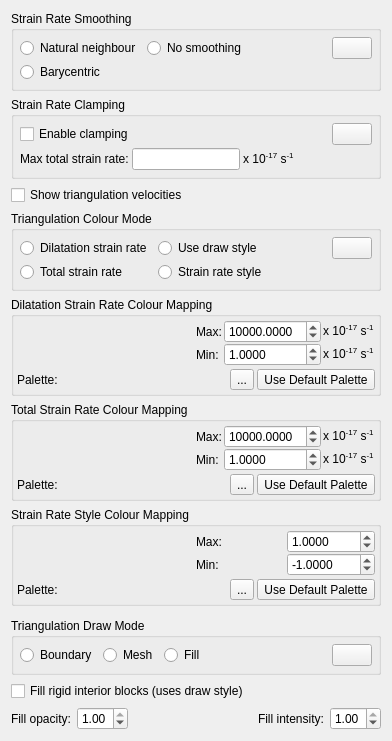
Qt form src/qt-widgets/TopologyNetworkResolverLayerOptionsWidgetUi.ui (GPlates/GPlates) before a commit.
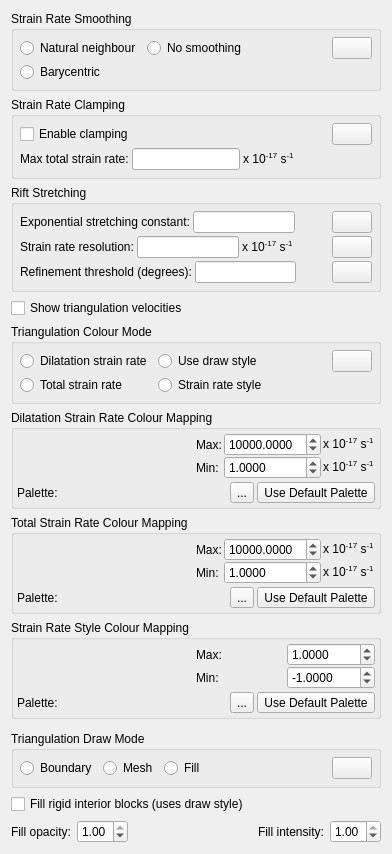
The same form after that commit. Icons and pictures are not drawn.

Commit message: (trunk) Replaced source:/gplates/trunk using source:/gplates/branches/rift-extension-2019-mar-09@19138 incorporating log:/gplates/branches/rift-extension-2019-mar-09@19033:19138

The edit to the form file:
```diff
--- a/src/qt-widgets/TopologyNetworkResolverLayerOptionsWidgetUi.ui
+++ b/src/qt-widgets/TopologyNetworkResolverLayerOptionsWidgetUi.ui
@@ -7,13 +7,13 @@
     <x>0</x>
     <y>0</y>
     <width>392</width>
-    <height>695</height>
+    <height>818</height>
    </rect>
   </property>
   <property name="windowTitle">
    <string>Layers</string>
   </property>
-  <layout class="QVBoxLayout" name="verticalLayout_6">
+  <layout class="QVBoxLayout" name="verticalLayout_7">
    <item>
     <widget class="QGroupBox" name="strain_rate_smoothing_group_box">
      <property name="title">
@@ -172,6 +172,166 @@
      </layout>
     </widget>
    </item>
+   <item>
+    <widget class="QGroupBox" name="rift_stretching_group_box">
+     <property name="title">
+      <string>Rift Stretching</string>
+     </property>
+     <layout class="QVBoxLayout" name="verticalLayout_6">
+      <property name="spacing">
+       <number>3</number>
+      </property>
+      <property name="margin">
+       <number>6</number>
+      </property>
+      <item>
+       <widget class="QWidget" name="rift_exponential_stretching_constant_widget" native="true">
+        <layout class="QHBoxLayout" name="horizontalLayout_13">
+         <property name="spacing">
+          <number>3</number>
+         </property>
+         <property name="margin">
+          <number>0</number>
+         </property>
+         <item>
+          <widget class="QLabel" name="label_15">
+           <property name="text">
+            <string>Exponential stretching constant:</string>
+           </property>
+          </widget>
+         </item>
+         <item>
+          <widget class="QLineEdit" name="rift_exponential_stretching_constant_line_edit"/>
+         </item>
+         <item>
+          <spacer name="horizontalSpacer_8">
+           <property name="orientation">
+            <enum>Qt::Horizontal</enum>
+           </property>
+           <property name="sizeHint" stdset="0">
+            <size>
+             <width>40</width>
+             <height>20</height>
+            </size>
+           </property>
+          </spacer>
+         </item>
+         <item>
+          <widget class="QPushButton" name="push_button_help_rift_exponential_stretching_constant">
+           <property name="text">
+            <string/>
+           </property>
+           <property name="icon">
+            <iconset resource="../qt-resources/qt_widgets.qrc">
+             <normaloff>:/human_help_browser_16.png</normaloff>:/human_help_browser_16.png</iconset>
+           </property>
+          </widget>
+         </item>
+        </layout>
+       </widget>
+      </item>
+      <item>
+       <widget class="QWidget" name="rift_strain_rate_resolution_widget" native="true">
+        <layout class="QHBoxLayout" name="horizontalLayout_12">
+         <property name="spacing">
+          <number>3</number>
+         </property>
+         <property name="margin">
+          <number>0</number>
+         </property>
+         <item>
+          <widget class="QLabel" name="label_13">
+           <property name="text">
+            <string>Strain rate resolution:</string>
+           </property>
+          </widget>
+         </item>
+         <item>
+          <widget class="QLineEdit" name="rift_strain_rate_resolution_line_edit"/>
+         </item>
+         <item>
+          <widget class="QLabel" name="label_14">
+           <property name="text">
+            <string>&lt;html&gt;&lt;head/&gt;&lt;body&gt;&lt;p&gt;x 10&lt;span style=&quot; vertical-align:super;&quot;&gt;-17&lt;/span&gt; s&lt;span style=&quot; vertical-align:super;&quot;&gt;-1&lt;/span&gt;&lt;/p&gt;&lt;/body&gt;&lt;/html&gt;</string>
+           </property>
+          </widget>
+         </item>
+         <item>
+          <spacer name="horizontalSpacer_7">
+           <property name="orientation">
+            <enum>Qt::Horizontal</enum>
+           </property>
+           <property name="sizeHint" stdset="0">
+            <size>
+             <width>40</width>
+             <height>20</height>
+            </size>
+           </property>
+          </spacer>
+         </item>
+         <item>
+          <widget class="QPushButton" name="push_button_help_rift_strain_rate_resolution">
+           <property name="text">
+            <string/>
+           </property>
+           <property name="icon">
+            <iconset resource="../qt-resources/qt_widgets.qrc">
+             <normaloff>:/human_help_browser_16.png</normaloff>:/human_help_browser_16.png</iconset>
+           </property>
+          </widget>
+         </item>
+        </layout>
+       </widget>
+      </item>
+      <item>
+       <widget class="QWidget" name="rift_edge_length_threshold_widget" native="true">
+        <layout class="QHBoxLayout" name="horizontalLayout_14">
+         <property name="spacing">
+          <number>3</number>
+         </property>
+         <property name="margin">
+          <number>0</number>
+         </property>
+         <item>
+          <widget class="QLabel" name="label_16">
+           <property name="text">
+            <string>Refinement threshold (degrees):</string>
+           </property>
+          </widget>
+         </item>
+         <item>
+          <widget class="QLineEdit" name="rift_edge_length_threshold_line_edit"/>
+         </item>
+         <item>
+          <spacer name="horizontalSpacer_9">
+           <property name="orientation">
+            <enum>Qt::Horizontal</enum>
+           </property>
+           <property name="sizeHint" stdset="0">
+            <size>
+             <width>40</width>
+             <height>20</height>
+            </size>
+           </property>
+          </spacer>
+         </item>
+         <item>
+          <widget class="QPushButton" name="push_button_help_rift_edge_length_threshold">
+           <property name="text">
+            <string/>
+           </property>
+           <property name="icon">
+            <iconset resource="../qt-resources/qt_widgets.qrc">
+             <normaloff>:/human_help_browser_16.png</normaloff>:/human_help_browser_16.png</iconset>
+           </property>
+          </widget>
+         </item>
+        </layout>
+       </widget>
+      </item>
+     </layout>
+    </widget>
+   </item>
    <item>
     <widget class="QCheckBox" name="segment_velocity_checkbox">
      <property name="text">
```
The commit also changes 48 other files.
